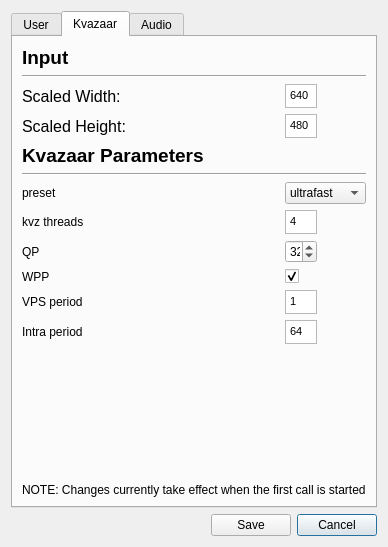
Before: the Qt Designer form ui/settings.ui in ultravideo/uvgComm, drawn with Qt 5.
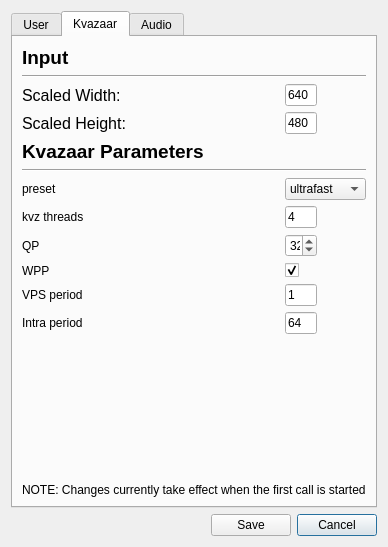
After: the same form once the commit is applied. The open tabs and pages were chosen to show the change.

Commit message: Switched all textedit boxes to lineEdits because those are more appropriate.

What changed in the file:
```diff
--- a/ui/settings.ui
+++ b/ui/settings.ui
@@ -6,7 +6,7 @@
    <rect>
     <x>0</x>
     <y>0</y>
-    <width>346</width>
+    <width>356</width>
     <height>547</height>
    </rect>
   </property>
@@ -167,23 +167,6 @@
          </property>
         </widget>
        </item>
-       <item row="2" column="1">
-        <widget class="QTextEdit" name="scaled_width">
-         <property name="maximumSize">
-          <size>
-           <width>32</width>
-           <height>24</height>
-          </size>
-         </property>
-         <property name="html">
-          <string>&lt;!DOCTYPE HTML PUBLIC &quot;-//W3C//DTD HTML 4.0//EN&quot; &quot;http://www.w3.org/TR/REC-html40/strict.dtd&quot;&gt;
-&lt;html&gt;&lt;head&gt;&lt;meta name=&quot;qrichtext&quot; content=&quot;1&quot; /&gt;&lt;style type=&quot;text/css&quot;&gt;
-p, li { white-space: pre-wrap; }
-&lt;/style&gt;&lt;/head&gt;&lt;body style=&quot; font-family:'MS Shell Dlg 2'; font-size:8.25pt; font-weight:400; font-style:normal;&quot;&gt;
-&lt;p style=&quot; margin-top:0px; margin-bottom:0px; margin-left:0px; margin-right:0px; -qt-block-indent:0; text-indent:0px;&quot;&gt;640&lt;/p&gt;&lt;/body&gt;&lt;/html&gt;</string>
-         </property>
-        </widget>
-       </item>
        <item row="3" column="0">
         <widget class="QLabel" name="ScaledHeight">
          <property name="font">
@@ -196,23 +179,6 @@
          </property>
         </widget>
        </item>
-       <item row="3" column="1">
-        <widget class="QTextEdit" name="scaled_height">
-         <property name="maximumSize">
-          <size>
-           <width>32</width>
-           <height>24</height>
-          </size>
-         </property>
-         <property name="html">
-          <string>&lt;!DOCTYPE HTML PUBLIC &quot;-//W3C//DTD HTML 4.0//EN&quot; &quot;http://www.w3.org/TR/REC-html40/strict.dtd&quot;&gt;
-&lt;html&gt;&lt;head&gt;&lt;meta name=&quot;qrichtext&quot; content=&quot;1&quot; /&gt;&lt;style type=&quot;text/css&quot;&gt;
-p, li { white-space: pre-wrap; }
-&lt;/style&gt;&lt;/head&gt;&lt;body style=&quot; font-family:'MS Shell Dlg 2'; font-size:8.25pt; font-weight:400; font-style:normal;&quot;&gt;
-&lt;p style=&quot; margin-top:0px; margin-bottom:0px; margin-left:0px; margin-right:0px; -qt-block-indent:0; text-indent:0px;&quot;&gt;480&lt;/p&gt;&lt;/body&gt;&lt;/html&gt;</string>
-         </property>
-        </widget>
-       </item>
        <item row="4" column="0">
         <widget class="QLabel" name="Kvazaar">
          <property name="font">
@@ -313,23 +279,6 @@
          </property>
         </widget>
        </item>
-       <item row="7" column="1">
-        <widget class="QTextEdit" name="threads">
-         <property name="maximumSize">
-          <size>
-           <width>32</width>
-           <height>24</height>
-          </size>
-         </property>
-         <property name="html">
-          <string>&lt;!DOCTYPE HTML PUBLIC &quot;-//W3C//DTD HTML 4.0//EN&quot; &quot;http://www.w3.org/TR/REC-html40/strict.dtd&quot;&gt;
-&lt;html&gt;&lt;head&gt;&lt;meta name=&quot;qrichtext&quot; content=&quot;1&quot; /&gt;&lt;style type=&quot;text/css&quot;&gt;
-p, li { white-space: pre-wrap; }
-&lt;/style&gt;&lt;/head&gt;&lt;body style=&quot; font-family:'MS Shell Dlg 2'; font-size:8.25pt; font-weight:400; font-style:normal;&quot;&gt;
-&lt;p style=&quot; margin-top:0px; margin-bottom:0px; margin-left:0px; margin-right:0px; -qt-block-indent:0; text-indent:0px;&quot;&gt;4&lt;/p&gt;&lt;/body&gt;&lt;/html&gt;</string>
-         </property>
-        </widget>
-       </item>
        <item row="8" column="0">
         <widget class="QLabel" name="QP">
          <property name="text">
@@ -386,23 +335,6 @@
          </property>
         </widget>
        </item>
-       <item row="10" column="1">
-        <widget class="QTextEdit" name="vps">
-         <property name="maximumSize">
-          <size>
-           <width>32</width>
-           <height>24</height>
-          </size>
-         </property>
-         <property name="html">
-          <string>&lt;!DOCTYPE HTML PUBLIC &quot;-//W3C//DTD HTML 4.0//EN&quot; &quot;http://www.w3.org/TR/REC-html40/strict.dtd&quot;&gt;
-&lt;html&gt;&lt;head&gt;&lt;meta name=&quot;qrichtext&quot; content=&quot;1&quot; /&gt;&lt;style type=&quot;text/css&quot;&gt;
-p, li { white-space: pre-wrap; }
-&lt;/style&gt;&lt;/head&gt;&lt;body style=&quot; font-family:'MS Shell Dlg 2'; font-size:8.25pt; font-weight:400; font-style:normal;&quot;&gt;
-&lt;p style=&quot; margin-top:0px; margin-bottom:0px; margin-left:0px; margin-right:0px; -qt-block-indent:0; text-indent:0px;&quot;&gt;1&lt;/p&gt;&lt;/body&gt;&lt;/html&gt;</string>
-         </property>
-        </widget>
-       </item>
        <item row="11" column="0">
         <widget class="QLabel" name="Intra">
          <property name="text">
@@ -410,23 +342,6 @@
          </property>
         </widget>
        </item>
-       <item row="11" column="1">
-        <widget class="QTextEdit" name="intra">
-         <property name="maximumSize">
-          <size>
-           <width>32</width>
-           <height>24</height>
-          </size>
-         </property>
-         <property name="html">
-          <string>&lt;!DOCTYPE HTML PUBLIC &quot;-//W3C//DTD HTML 4.0//EN&quot; &quot;http://www.w3.org/TR/REC-html40/strict.dtd&quot;&gt;
-&lt;html&gt;&lt;head&gt;&lt;meta name=&quot;qrichtext&quot; content=&quot;1&quot; /&gt;&lt;style type=&quot;text/css&quot;&gt;
-p, li { white-space: pre-wrap; }
-&lt;/style&gt;&lt;/head&gt;&lt;body style=&quot; font-family:'MS Shell Dlg 2'; font-size:8.25pt; font-weight:400; font-style:normal;&quot;&gt;
-&lt;p style=&quot; margin-top:0px; margin-bottom:0px; margin-left:0px; margin-right:0px; -qt-block-indent:0; text-indent:0px;&quot;&gt;64&lt;/p&gt;&lt;/body&gt;&lt;/html&gt;</string>
-         </property>
-        </widget>
-       </item>
        <item row="12" column="1">
         <spacer name="verticalSpacer">
          <property name="orientation">
@@ -468,6 +383,71 @@
          </property>
         </widget>
        </item>
+       <item row="2" column="1">
+        <widget class="QLineEdit" name="scaled_width">
+         <property name="maximumSize">
+          <size>
+           <width>32</width>
+           <height>16777215</height>
+          </size>
+         </property>
+         <property name="text">
+          <string>640</string>
+         </property>
+        </widget>
+       </item>
+       <item row="3" column="1">
+        <widget class="QLineEdit" name="scaled_height">
+         <property name="maximumSize">
+          <size>
+           <width>32</width>
+           <height>16777215</height>
+          </size>
+         </property>
+         <property name="text">
+          <string>480</string>
+         </property>
+        </widget>
+       </item>
+       <item row="7" column="1">
+        <widget class="QLineEdit" name="threads">
+         <property name="maximumSize">
+          <size>
+           <width>32</width>
+           <height>16777215</height>
+          </size>
+         </property>
+         <property name="text">
+          <string>4</string>
+         </property>
+        </widget>
+       </item>
+       <item row="10" column="1">
+        <widget class="QLineEdit" name="vps">
+         <property name="maximumSize">
+          <size>
+           <width>32</width>
+           <height>16777215</height>
+          </size>
+         </property>
+         <property name="text">
+          <string>1</string>
+         </property>
+        </widget>
+       </item>
+       <item row="11" column="1">
+        <widget class="QLineEdit" name="intra">
+         <property name="maximumSize">
+          <size>
+           <width>32</width>
+           <height>16777215</height>
+          </size>
+         </property>
+         <property name="text">
+          <string>64</string>
+         </property>
+        </widget>
+       </item>
       </layout>
      </widget>
      <widget class="QWidget" name="AudioTab">
```
Left out of the diff: 80 changed lines with no effect on the pictures. The commit also changes 3 other files.
